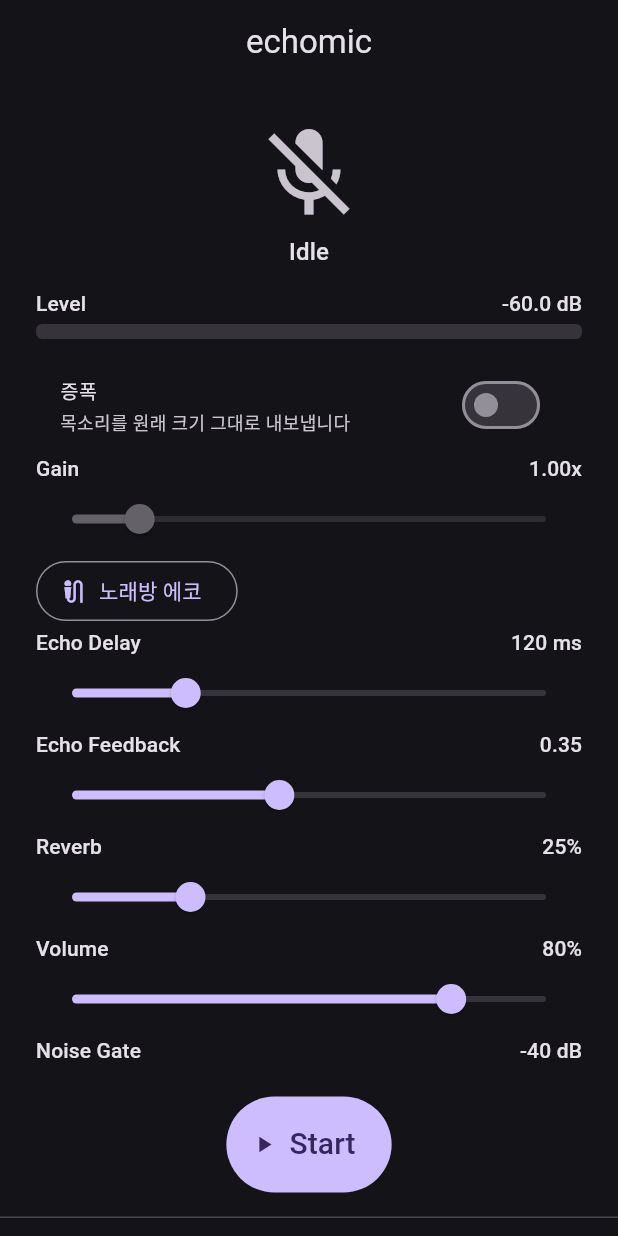
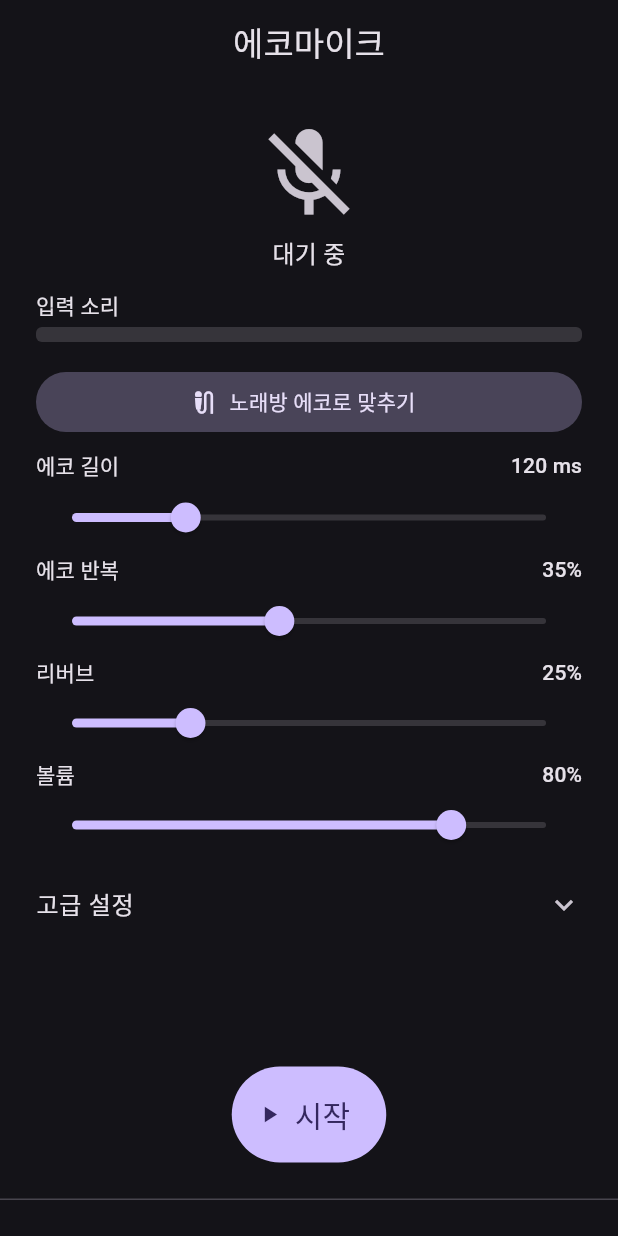
Before and after one commit to DailightStudio/echomic, a Flutter app: the screen it shows after launch, on a phone screen of 412 x 824 dp. Run offline on Flutter 3.47's test engine with Material 3 defaults, Android fonts, the phone set to English and light mode, and no system bars; our stand-ins replace google_mobile_ads, permission_handler, shared_preferences, wakelock_plus.

Commit message:
fix(ui): Korean labels, advanced settings fold, wrapped mic banner, ad gap, actionable errors
Design review (frontend-design rubric) on the home screen:
- Mic-live banner wrapped to two lines; on a 360dp phone the old one-line
  text was ellipsized and '(저장 안 함)' was cut, the part 2.5.14 cares about.
- Start/Stop to banner gap 29dp -> ~49dp (AdMob accidental-click risk).
- All labels in Korean, matching the store listing vocabulary (에코 길이,
  에코 반복, 리버브, 노이즈 게이트, 하울링 억제); app/launcher name 에코마이크.
- First screen = preset + echo + reverb + volume; boost/gain, gate, EQ and
  anti-feedback move into a collapsed '고급 설정'.
- Raw exception text no longer shown; errors say what to do next (logged
  via debugPrint). Level meter drops the dB number.

Co-Authored-By: Claude Opus 5.5 <noreply@anthropic.com>

```diff
--- a/lib/home_screen.dart
+++ b/lib/home_screen.dart
@@ -14,6 +14,10 @@ const double _kPresetDelayMs = 120.0;
 const double _kPresetFeedback = 0.35;
 const double _kPresetReverb = 0.25;
 
+const String _kStartFailed =
+    '마이크를 시작하지 못했습니다. 마이크를 쓰는 다른 앱을 닫고 다시 시작해 주세요.';
+const String _kRestartHint = '오디오 상태를 받지 못했습니다. 앱을 닫았다가 다시 열어 주세요.';
+
 class HomeScreen extends StatefulWidget {
   const HomeScreen({super.key});
 
@@ -27,7 +31,7 @@ class _HomeScreenState extends State<HomeScreen> {
   bool _running = false;
   DateTime? _sessionStart;
   bool _busy = false;
-  String _status = 'Idle';
+  String _status = '대기 중';
 
   bool _boostEnabled = false;
   double _gain = 2.0;
@@ -63,19 +67,21 @@ class _HomeScreenState extends State<HomeScreen> {
               WakelockPlus.disable();
               setState(() {
                 _running = false;
-                _status = '정지됨 (이어폰·통화 등 오디오 변경)';
+                _status = '이어폰 연결이나 전화 때문에 멈췄습니다. 다시 시작해 주세요.';
               });
             }
           }
         },
         onError: (Object error) {
+          debugPrint('audioEvents error: $error');
           if (!mounted) return;
-          setState(() => _status = '이벤트 채널 오류: $error');
+          setState(() => _status = _kRestartHint);
         },
       );
     } catch (e) {
       // 네이티브 이벤트 채널이 아직 준비되지 않았더라도 UI는 계속 렌더링한다.
-      _status = '이벤트 채널 초기화 실패: $e';
+      debugPrint('audioEvents init failed: $e');
+      _status = _kRestartHint;
     }
   }
 
@@ -167,7 +173,7 @@ class _HomeScreenState extends State<HomeScreen> {
       } else {
         final PermissionStatus mic = await Permission.microphone.request();
         if (!mic.isGranted) {
-          setState(() => _status = '마이크 권한이 필요합니다');
+          setState(() => _status = '마이크 권한을 허용해야 시작할 수 있습니다.');
           if (mic.isPermanentlyDenied && mounted) {
             ScaffoldMessenger.of(context).showSnackBar(
               const SnackBar(
@@ -183,8 +189,7 @@ class _HomeScreenState extends State<HomeScreen> {
         if (mounted) {
           ScaffoldMessenger.of(context).showSnackBar(
             const SnackBar(
-              content: Text(
-                  '🎧 이어폰 사용을 권장합니다 — 스피커 사용 시 하울링이 발생할 수 있습니다'),
+              content: Text('스피커로 쓰면 하울링이 생길 수 있습니다. 이어폰을 권장합니다.'),
               duration: Duration(seconds: 3),
             ),
           );
@@ -209,11 +214,12 @@ class _HomeScreenState extends State<HomeScreen> {
         }
         setState(() {
           _running = ok;
-          _status = ok ? '실행 중 (저지연)' : '엔진 시작 실패';
+          _status = ok ? '실행 중' : _kStartFailed;
         });
       }
     } catch (e) {
-      setState(() => _status = '오류: $e');
+      debugPrint('toggle failed: $e');
+      setState(() => _status = _running ? _kRestartHint : _kStartFailed);
     } finally {
       if (mounted) setState(() => _busy = false);
     }
@@ -224,7 +230,7 @@ class _HomeScreenState extends State<HomeScreen> {
     final ColorScheme cs = Theme.of(context).colorScheme;
     return Scaffold(
       appBar: AppBar(
-        title: const Text('echomic'),
+        title: const Text('에코마이크'),
         centerTitle: true,
       ),
       body: SafeArea(
@@ -253,7 +259,68 @@ class _HomeScreenState extends State<HomeScreen> {
               ),
               const SizedBox(height: 8),
               _LevelMeter(level: _rmsLevel),
+              const SizedBox(height: 12),
+              FilledButton.tonalIcon(
+                onPressed: _applyKaraokePreset,
+                icon: const Icon(Icons.mic_external_on),
+                label: const Text('노래방 에코로 맞추기'),
+              ),
               const SizedBox(height: 8),
+              _SliderTile(
+                label: '에코 길이',
+                value: _echoDelayMs,
+                min: 0.0,
+                max: 500.0,
+                valueLabel: '${_echoDelayMs.round()} ms',
+                onChanged: (v) {
+                  setState(() => _echoDelayMs = v);
+                  _sendParam(() => _engine.setEchoDelay(v));
+                },
+                onChangeEnd: (_) => _savePrefs(),
+              ),
+              _SliderTile(
+                label: '에코 반복',
+                value: _echoFeedback,
+                min: 0.0,
+                max: 0.8,
+                valueLabel: '${(_echoFeedback * 100).round()}%',
+                onChanged: (v) {
+                  setState(() => _echoFeedback = v);
+                  _sendParam(() => _engine.setEchoFeedback(v));
+                },
+                onChangeEnd: (_) => _savePrefs(),
+              ),
+              _SliderTile(
+                label: '리버브',
+                value: _reverbMix,
+                min: 0.0,
+                max: 1.0,
+                valueLabel: '${(_reverbMix * 100).round()}%',
+                onChanged: (v) {
+                  setState(() => _reverbMix = v);
+                  _sendParam(() => _engine.setReverbMix(v));
+                },
+                onChangeEnd: (_) => _savePrefs(),
+              ),
+              _SliderTile(
+                label: '볼륨',
+                value: _masterVolume,
+                min: 0.0,
+                max: 1.0,
+                valueLabel: '${(_masterVolume * 100).round()}%',
+                onChanged: (v) {
+                  setState(() => _masterVolume = v);
+                  _sendParam(() => _engine.setMasterVolume(v));
+                },
+                onChangeEnd: (_) => _savePrefs(),
+              ),
+              // Fine-tuning most singers never need; kept out of the first screen.
+              ExpansionTile(
+                title: const Text('고급 설정'),
+                tilePadding: EdgeInsets.zero,
+                childrenPadding: EdgeInsets.zero,
+                maintainState: true,
+                children: [
                   SwitchListTile(
                     title: const Text('증폭'),
                     subtitle: Text(_boostEnabled
@@ -265,16 +332,17 @@ class _HomeScreenState extends State<HomeScreen> {
                       _engine.setBoost(v);
                       _savePrefs();
                     },
+                    contentPadding: EdgeInsets.zero,
                     dense: true,
                   ),
                   _SliderTile(
-                label: 'Gain',
+                    label: '증폭 크기',
                     value: _gain,
                     min: 1.0,
                     max: 8.0,
                     valueLabel: _boostEnabled
-                    ? '${_gain.toStringAsFixed(2)}x'
-                    : '1.00x',
+                        ? '${_gain.toStringAsFixed(1)}배'
+                        : '1.0배',
                     // Native pins gain to 1.0 while boost is off.
                     onChanged: _boostEnabled
                         ? (v) {
@@ -284,64 +352,8 @@ class _HomeScreenState extends State<HomeScreen> {
                         : null,
                     onChangeEnd: (_) => _savePrefs(),
                   ),
-              Align(
-                alignment: Alignment.centerLeft,
-                child: OutlinedButton.icon(
-                  onPressed: _applyKaraokePreset,
-                  icon: const Icon(Icons.mic_external_on),
-                  label: const Text('노래방 에코'),
-                ),
-              ),
                   _SliderTile(
-                label: 'Echo Delay',
-                value: _echoDelayMs,
-                min: 0.0,
-                max: 500.0,
-                valueLabel: '${_echoDelayMs.round()} ms',
-                onChanged: (v) {
-                  setState(() => _echoDelayMs = v);
-                  _sendParam(() => _engine.setEchoDelay(v));
-                },
-                onChangeEnd: (_) => _savePrefs(),
-              ),
-              _SliderTile(
-                label: 'Echo Feedback',
-                value: _echoFeedback,
-                min: 0.0,
-                max: 0.8,
-                valueLabel: _echoFeedback.toStringAsFixed(2),
-                onChanged: (v) {
-                  setState(() => _echoFeedback = v);
-                  _sendParam(() => _engine.setEchoFeedback(v));
-                },
-                onChangeEnd: (_) => _savePrefs(),
-              ),
-              _SliderTile(
-                label: 'Reverb',
-                value: _reverbMix,
-                min: 0.0,
-                max: 1.0,
-                valueLabel: '${(_reverbMix * 100).round()}%',
-                onChanged: (v) {
-                  setState(() => _reverbMix = v);
-                  _sendParam(() => _engine.setReverbMix(v));
-                },
-                onChangeEnd: (_) => _savePrefs(),
-              ),
-              _SliderTile(
-                label: 'Volume',
-                value: _masterVolume,
-                min: 0.0,
-                max: 1.0,
-                valueLabel: '${(_masterVolume * 100).round()}%',
-                onChanged: (v) {
-                  setState(() => _masterVolume = v);
-                  _sendParam(() => _engine.setMasterVolume(v));
-                },
-                onChangeEnd: (_) => _savePrefs(),
-              ),
-              _SliderTile(
-                label: 'Noise Gate',
+                    label: '노이즈 게이트',
                     value: _gateThresholdDb,
                     min: -60.0,
                     max: -10.0,
@@ -361,15 +373,18 @@ class _HomeScreenState extends State<HomeScreen> {
                     onChangeEnd: (_) => _savePrefs(),
                   ),
                   SwitchListTile(
-                title: const Text('Anti-Feedback (Freq. Shift)'),
-                subtitle: const Text('8 Hz shift — breaks feedback loop'),
+                    title: const Text('하울링 억제'),
+                    subtitle: const Text('스피커에서 삐 소리가 나면 켜세요'),
                     value: _freqShiftEnabled,
                     onChanged: (v) {
                       setState(() => _freqShiftEnabled = v);
                       _engine.setFrequencyShift(v);
                       _savePrefs();
                     },
+                    contentPadding: EdgeInsets.zero,
                     dense: true,
+                  ),
+                ],
               ),
               const SizedBox(height: 8),
                   ],
@@ -377,14 +392,14 @@ class _HomeScreenState extends State<HomeScreen> {
               ),
             ),
             Padding(
-              padding: const EdgeInsets.fromLTRB(24, 8, 24, 16),
+              padding: const EdgeInsets.fromLTRB(24, 8, 24, 24),
               child: SizedBox(
                 height: 64,
                 child: FilledButton.icon(
                   onPressed: _busy ? null : _toggle,
                   icon: Icon(_running ? Icons.stop : Icons.play_arrow),
                   label: Text(
-                    _running ? 'Stop' : 'Start',
+                    _running ? '정지' : '시작',
                     style: const TextStyle(fontSize: 20),
                   ),
                   style: FilledButton.styleFrom(
@@ -393,8 +408,10 @@ class _HomeScreenState extends State<HomeScreen> {
                 ),
               ),
             ),
+            // AdMob: keep the banner well clear of the Start/Stop button so a
+            // thumb aimed at the button cannot land on the ad (~49dp gap).
             const Divider(height: 1),
-            const SizedBox(height: 12),
+            const SizedBox(height: 24),
             const AdBanner(),
           ],
         ),
@@ -468,14 +485,7 @@ class _LevelMeter extends StatelessWidget {
       child: Column(
         crossAxisAlignment: CrossAxisAlignment.start,
         children: [
-          Row(
-            mainAxisAlignment: MainAxisAlignment.spaceBetween,
-            children: [
-              Text('Level', style: Theme.of(context).textTheme.titleSmall),
-              Text('${db.toStringAsFixed(1)} dB',
-                  style: Theme.of(context).textTheme.titleSmall),
-            ],
-          ),
+          Text('입력 소리', style: Theme.of(context).textTheme.titleSmall),
           const SizedBox(height: 4),
           ClipRRect(
             borderRadius: BorderRadius.circular(4),
@@ -504,23 +514,14 @@ class _EQStrip extends StatelessWidget {
   final void Function(int band, double value) onChanged;
   final void Function(double) onChangeEnd;
 
-  static const _labels = ['100Hz', '400Hz', '1kHz', '3kHz', '8kHz'];
+  static const _labels = ['저음', '중저음', '중음', '중고음', '고음']; // 100/400/1k/3k/8k Hz
 
   @override
   Widget build(BuildContext context) {
     return Column(
       crossAxisAlignment: CrossAxisAlignment.start,
       children: [
-        Row(
-          mainAxisAlignment: MainAxisAlignment.spaceBetween,
-          children: [
         Text('EQ', style: Theme.of(context).textTheme.titleSmall),
-            Text(
-              gains.map((g) => (g >= 0 ? '+' : '') + g.toStringAsFixed(0)).join('  '),
-              style: Theme.of(context).textTheme.bodySmall,
-            ),
-          ],
-        ),
         const SizedBox(height: 4),
         Row(
           children: List.generate(5, (i) {
@@ -584,7 +585,6 @@ class _MicLiveBannerState extends State<_MicLiveBanner>
         color: const Color(0xFFD32F2F),
         padding: const EdgeInsets.symmetric(horizontal: 16, vertical: 10),
         child: Row(
-          mainAxisAlignment: MainAxisAlignment.center,
           children: [
             FadeTransition(
               opacity: Tween<double>(begin: 0.35, end: 1).animate(_pulse),
@@ -593,11 +593,17 @@ class _MicLiveBannerState extends State<_MicLiveBanner>
             const SizedBox(width: 8),
             const Icon(Icons.mic, color: Colors.white, size: 20),
             const SizedBox(width: 6),
+            // Wraps instead of truncating: "not recorded" must stay visible on narrow phones.
             const Flexible(
-              child: Text(
-                '마이크 사용 중 · 목소리를 실시간으로 들려주는 중 (저장 안 함)',
-                style: TextStyle(color: Colors.white, fontWeight: FontWeight.w600),
-                overflow: TextOverflow.ellipsis,
+              child: Text.rich(
+                TextSpan(children: [
+                  TextSpan(
+                    text: '마이크 사용 중\n',
+                    style: TextStyle(fontWeight: FontWeight.w700),
+                  ),
+                  TextSpan(text: '목소리를 실시간으로 들려줍니다. 녹음하거나 저장하지 않습니다.'),
+                ]),
+                style: TextStyle(color: Colors.white, fontSize: 13, height: 1.3),
               ),
             ),
           ],
--- a/lib/main.dart
+++ b/lib/main.dart
@@ -13,7 +13,7 @@ class EchomicApp extends StatelessWidget {
   @override
   Widget build(BuildContext context) {
     return MaterialApp(
-      title: 'echomic',
+      title: '에코마이크',
       debugShowCheckedModeBanner: false,
       theme: ThemeData(
         colorScheme: ColorScheme.fromSeed(
```
Also changed, not shown: 2 other files. Lines whose indentation alone changed are shown as unchanged.
